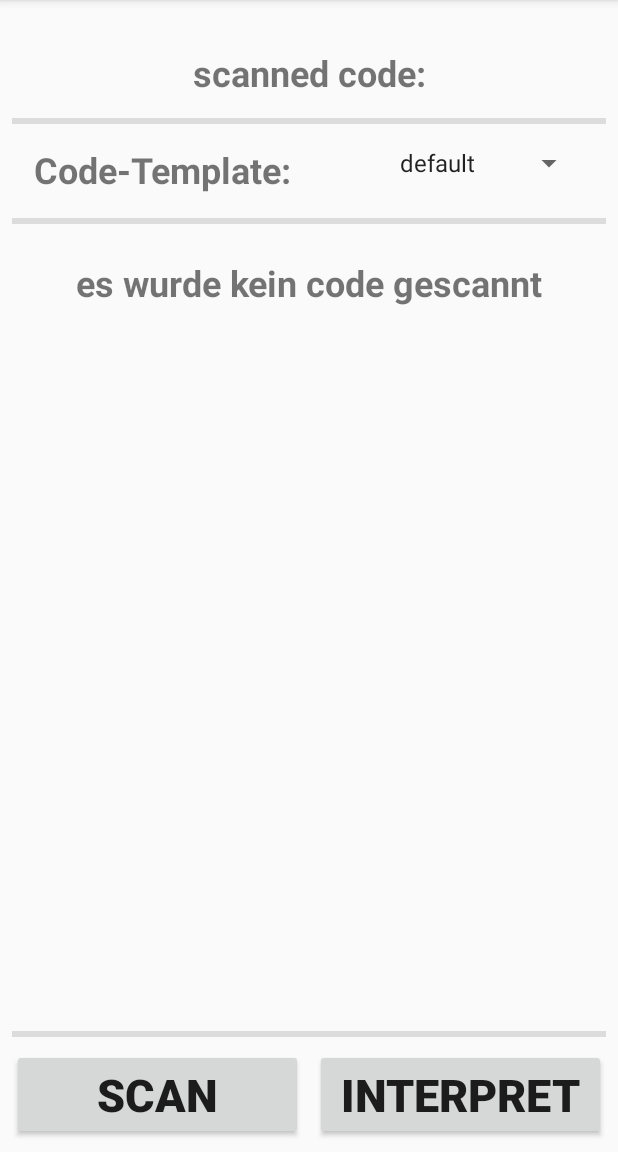
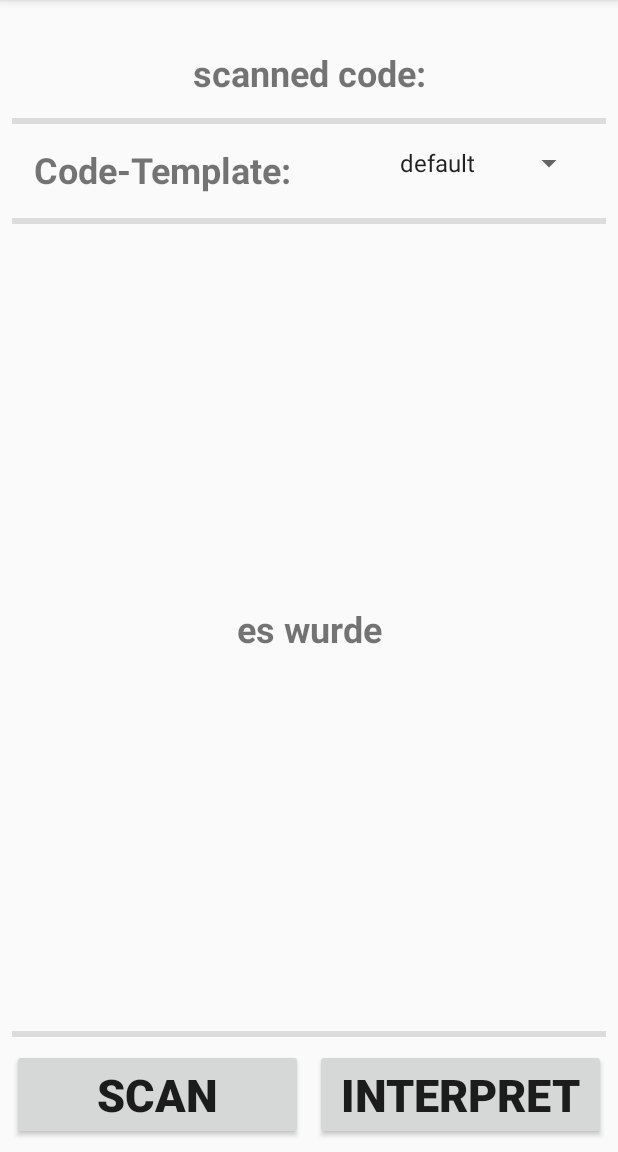
Before and after one commit to dafrwi/BarcodeInterpreter, an Android app: the screen it shows after launch (MainActivity), after a tap on "INTERPRET", on a phone screen of 412 x 824 dp, the part 84-1236 px from its top. Run offline under Robolectric (Android 15) with nearby library versions, the phone set to English and light mode, and no system bars; libraries missing offline, so code that uses them is left out: com.google.zxing.integration.

Commit message:
abstürze korrigiert

```diff
--- a/app/src/main/res/layout/activity_main.xml
+++ b/app/src/main/res/layout/activity_main.xml
@@ -98,24 +98,22 @@
 
     <TextView
         android:id="@+id/errorView"
-        android:layout_width="0dp"
-        android:layout_height="wrap_content"
+        android:layout_width="101dp"
+        android:layout_height="32dp"
         android:layout_margin="32dp"
         android:layout_marginStart="8dp"
-        android:layout_marginTop="16dp"
         android:layout_marginEnd="8dp"
-        android:layout_marginBottom="4dp"
+        android:layout_marginBottom="8dp"
         android:fontFamily="sans-serif"
         android:gravity="center"
         android:text="@string/error_text"
         android:textSize="24sp"
         android:textStyle="bold"
         android:visibility="invisible"
-        app:layout_constraintBottom_toTopOf="@+id/include"
+        app:layout_constraintBottom_toTopOf="@+id/divider2"
         app:layout_constraintEnd_toEndOf="parent"
-        app:layout_constraintHorizontal_bias="0.0"
         app:layout_constraintStart_toStartOf="parent"
-        app:layout_constraintTop_toBottomOf="@+id/divider1"
+        app:layout_constraintTop_toBottomOf="@+id/divider1" />
         tools:visibility="invisible" />
 
     <View
```
